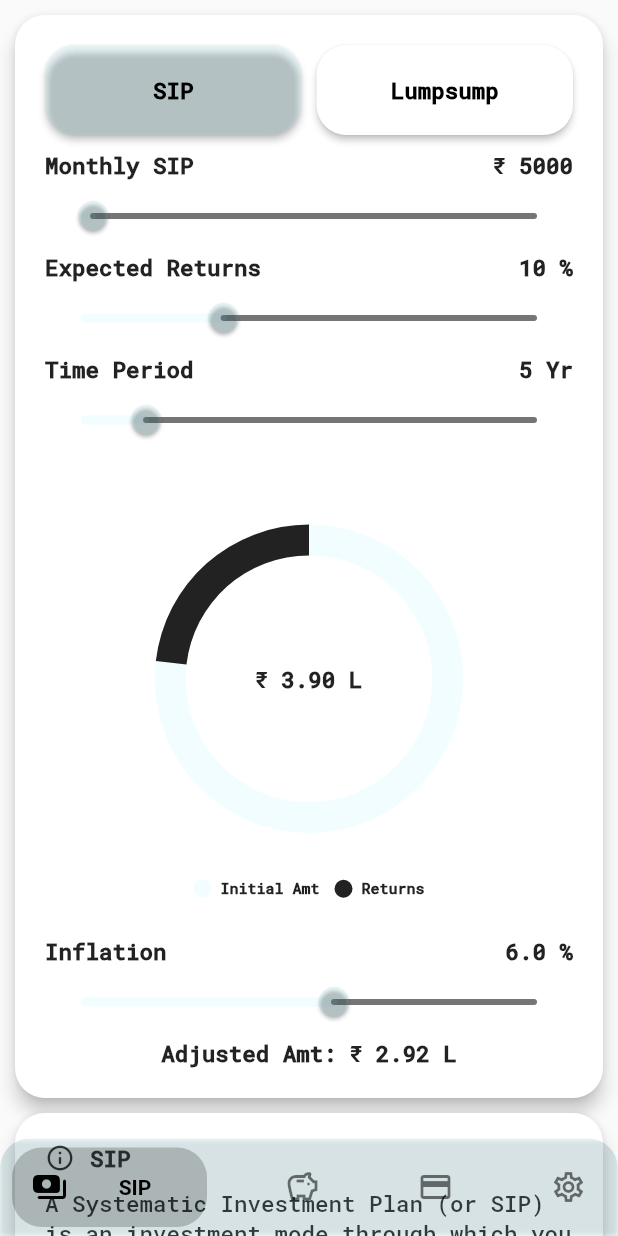
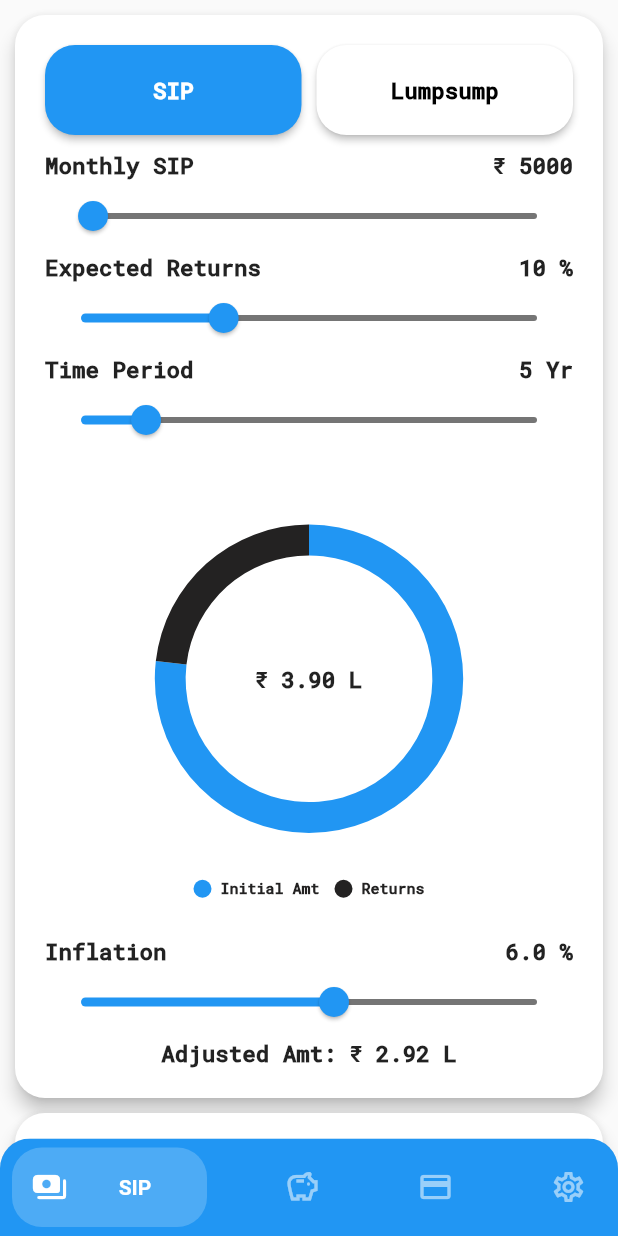
Before and after one commit to MrAugusT22/pocket-science, a Flutter app: the HomePage screen opened by its route, on a phone screen of 412 x 824 dp. Run offline on Flutter 3.47's test engine with Material 2 defaults, Android fonts, the phone set to English and light mode, and no system bars; drawn by our look-alikes of bottom_navy_bar; our stand-ins replace flutter_colorpicker, shared_preferences, syncfusion_flutter_charts; accounts and stored records are empty.

Commit message:
minor change

```diff
--- a/lib/utilities/user_data.dart
+++ b/lib/utilities/user_data.dart
@@ -148,7 +148,7 @@ class ThemePreferences {
 
   getAccentColor() async {
     final prefs = await SharedPreferences.getInstance();
-    final color = prefs.getString('color') ?? 'FF2196F3FF';
+    final color = prefs.getString('color') ?? 'FF2196F3';
     return color;
   }
 }
```
